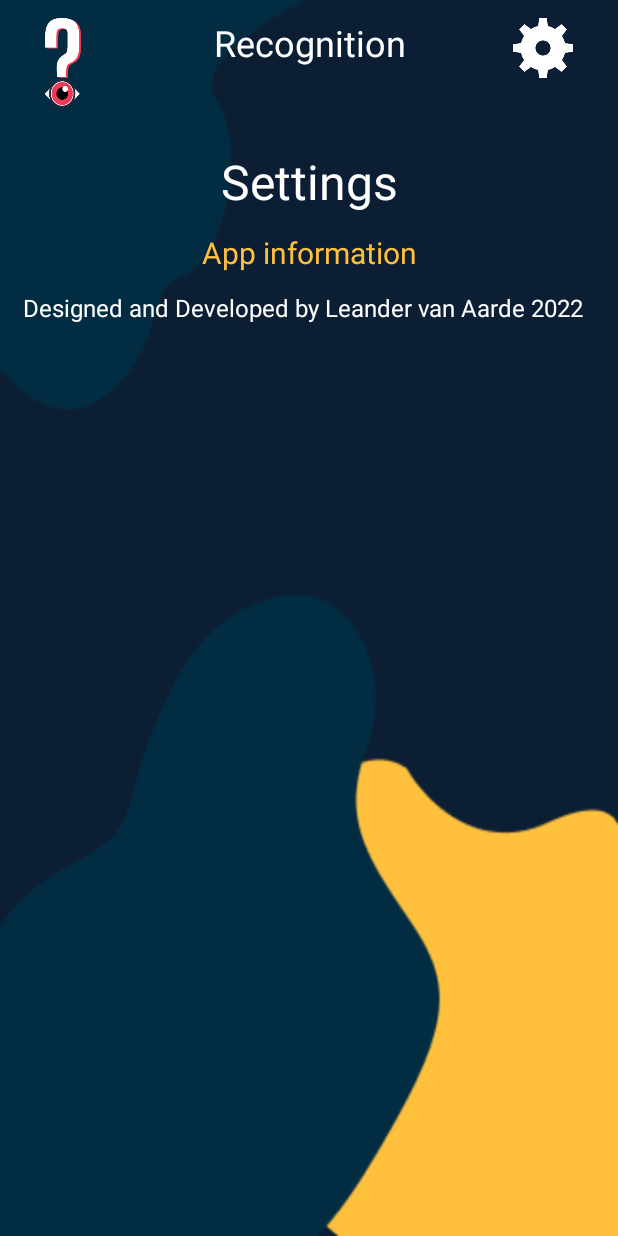
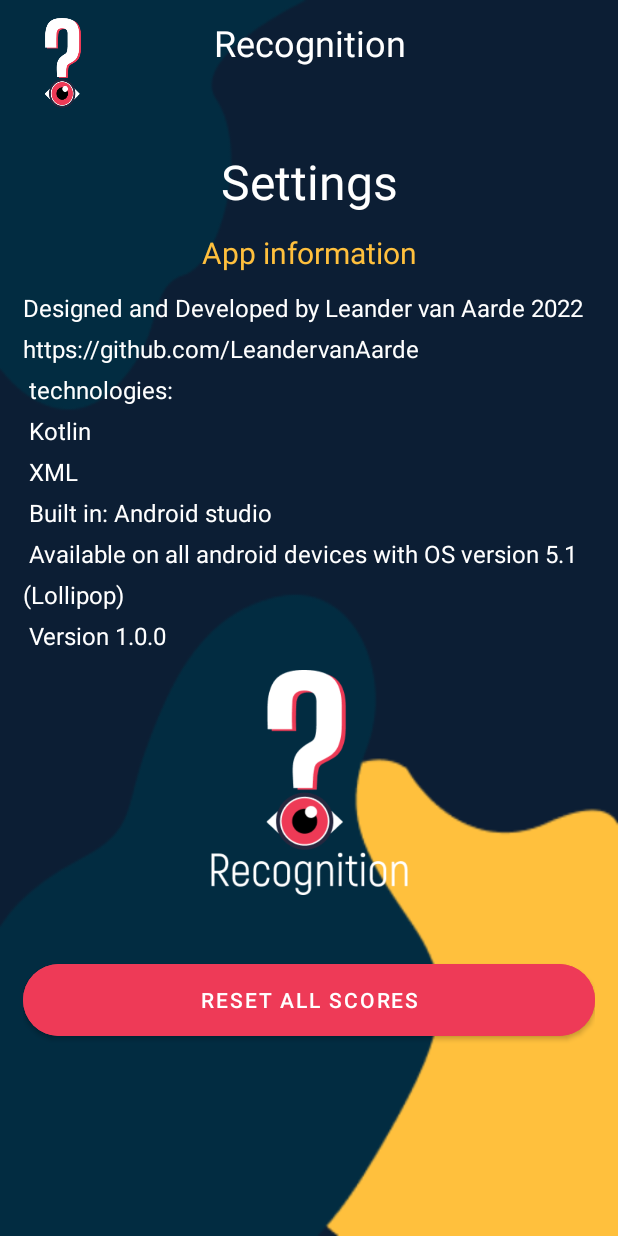
Before and after one commit to LeandervanAarde/Recognition, an Android app: the Settings screen opened directly, with no data from a screen before it, on a phone screen of 412 x 824 dp. Run offline under Robolectric (Android 15) with nearby library versions, the phone set to English and light mode, and no system bars.

Commit message:
Layout added
Layout has been added and all pages can now link to the settings page. Question data will come next

```diff
--- a/app/src/main/java/com/example/recognition/EnterName.kt
+++ b/app/src/main/java/com/example/recognition/EnterName.kt
@@ -33,5 +33,11 @@ class EnterName : AppCompatActivity() {
                 finish()
             }
         }
+
+        binding.settingsButton.setOnClickListener{
+            val intent = Intent(this, Settings::class.java)
+            startActivity(intent)
+            finish()
+        }
     }
 }
--- a/app/src/main/java/com/example/recognition/HomeScreen.kt
+++ b/app/src/main/java/com/example/recognition/HomeScreen.kt
@@ -22,7 +22,7 @@ class HomeScreen : AppCompatActivity() {
             startActivity(intent)
         }
 
-        binding.btnBack.setOnClickListener{
+        binding.settingsButton.setOnClickListener{
             val intent = Intent(this, Settings::class.java)
             startActivity(intent)
         }
--- a/app/src/main/res/layout/activity_enter_name.xml
+++ b/app/src/main/res/layout/activity_enter_name.xml
@@ -25,6 +25,7 @@
             android:textColor="@color/white"/>
 
         <ImageButton
+            android:id="@+id/settingsButton"
             android:layout_width="40dp"
             android:layout_height="40dp"
             android:background="@drawable/settings"
--- a/app/src/main/res/layout/activity_home_screen.xml
+++ b/app/src/main/res/layout/activity_home_screen.xml
@@ -39,7 +39,7 @@
                 android:textSize="24sp" />
 
             <ImageButton
-                android:id="@+id/btn_back"
+                android:id="@+id/settingsButton"
                 android:layout_width="40dp"
                 android:layout_height="40dp"
                 android:background="@drawable/settings"
--- a/app/src/main/res/layout/activity_settings.xml
+++ b/app/src/main/res/layout/activity_settings.xml
@@ -29,11 +29,6 @@
                 android:textAlignment="center"
                 android:textColor="@color/white"/>
 
-            <ImageButton
-                android:layout_width="40dp"
-                android:layout_height="40dp"
-                android:background="@drawable/settings"
-                android:contentDescription="Settings"/>
         </LinearLayout>
 
         <LinearLayout
@@ -62,11 +57,36 @@
             <TextView
                 android:layout_width="match_parent"
                 android:layout_height="wrap_content"
-                android:text="Designed and Developed by Leander van Aarde 2022"
+                android:text="Designed and Developed by Leander van Aarde 2022 https://github.com/LeandervanAarde \n technologies: \n Kotlin \n XML \n Built in: Android studio \n Available on all android devices with OS version 5.1 (Lollipop) \n Version 1.0.0"
                 android:textColor="@color/white"
                 android:textSize="16sp"
                 android:layout_marginBottom="12sp"
+                android:lineHeight="27sp"
                 />
+
+            <androidx.constraintlayout.widget.ConstraintLayout
+                android:layout_width="match_parent"
+                android:layout_height="150dp"
+                >
+                <ImageView
+                    android:layout_width="150dp"
+                    android:layout_height="150dp"
+                    app:layout_constraintBottom_toBottomOf="parent"
+                    app:layout_constraintEnd_toEndOf="parent"
+                    app:layout_constraintStart_toStartOf="parent"
+                    app:layout_constraintTop_toTopOf="parent"
+                    android:src="@drawable/logowhite"/>
+            </androidx.constraintlayout.widget.ConstraintLayout>
+
+            <com.google.android.material.button.MaterialButton
+                android:layout_width="match_parent"
+                android:layout_height="wrap_content"
+                android:minHeight="60dp"
+                android:layout_marginTop="40sp"
+                android:backgroundTint="@color/red"
+                android:text="Reset All Scores"
+                app:cornerRadius="55dp"/>
+
         </LinearLayout>
     </LinearLayout>
 
```
Also changed, not shown: app/src/main/java/com/example/recognition/QuestionsActivity.kt (+22 -1 lines), app/src/main/res/layout/activity_questions.xml (+18 -2 lines).
